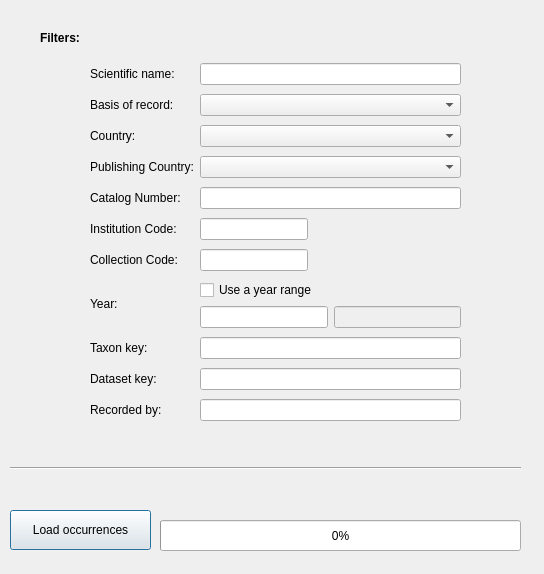
First picture: the form in GBIFOccurrences/qgis_occurrences_dialog_base.ui, repository BelgianBiodiversityPlatform/qgis-gbif-api, before the edit.
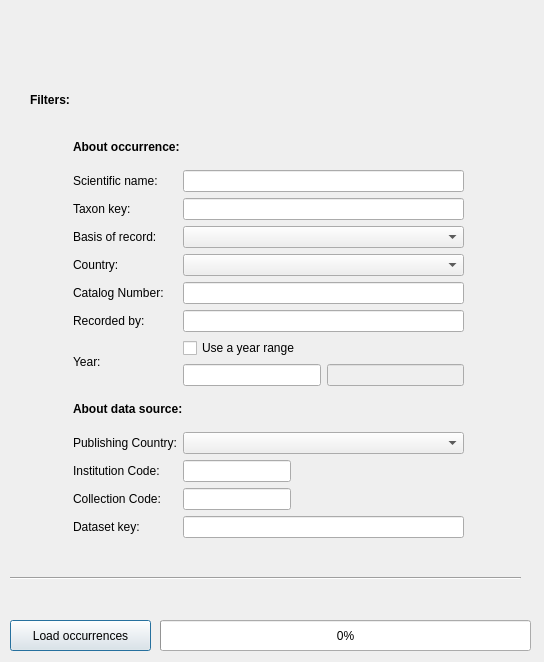
Second picture: the form after the edit.

The edit to the form file:
```diff
--- a/GBIFOccurrences/qgis_occurrences_dialog_base.ui
+++ b/GBIFOccurrences/qgis_occurrences_dialog_base.ui
@@ -7,7 +7,7 @@
     <x>0</x>
     <y>0</y>
     <width>544</width>
-    <height>574</height>
+    <height>662</height>
    </rect>
   </property>
   <property name="windowTitle">
@@ -17,8 +17,8 @@
    <property name="geometry">
     <rect>
      <x>160</x>
-     <y>520</y>
-     <width>361</width>
+     <y>620</y>
+     <width>371</width>
      <height>31</height>
     </rect>
    </property>
@@ -30,9 +30,9 @@
    <property name="geometry">
     <rect>
      <x>10</x>
-     <y>510</y>
+     <y>620</y>
      <width>141</width>
-     <height>40</height>
+     <height>31</height>
     </rect>
    </property>
    <property name="text">
@@ -55,7 +55,7 @@
    <property name="geometry">
     <rect>
      <x>20</x>
-     <y>490</y>
+     <y>600</y>
      <width>501</width>
      <height>20</height>
     </rect>
@@ -68,7 +68,7 @@
    <property name="geometry">
     <rect>
      <x>10</x>
-     <y>460</y>
+     <y>570</y>
      <width>511</width>
      <height>16</height>
     </rect>
@@ -80,10 +80,10 @@
   <widget class="QLabel" name="label_4">
    <property name="geometry">
     <rect>
-     <x>40</x>
-     <y>30</y>
+     <x>30</x>
+     <y>90</y>
      <width>62</width>
-     <height>16</height>
+     <height>20</height>
     </rect>
    </property>
    <property name="font">
@@ -100,14 +100,67 @@
   <widget class="QWidget" name="layoutWidget">
    <property name="geometry">
     <rect>
-     <x>90</x>
-     <y>60</y>
-     <width>371</width>
-     <height>366</height>
+     <x>73</x>
+     <y>130</y>
+     <width>391</width>
+     <height>408</height>
     </rect>
    </property>
    <layout class="QGridLayout" name="gridLayout">
-    <item row="6" column="0">
+    <item row="11" column="1">
+     <widget class="QLineEdit" name="institutionCodeField">
+      <property name="sizePolicy">
+       <sizepolicy hsizetype="Fixed" vsizetype="Fixed">
+        <horstretch>0</horstretch>
+        <verstretch>0</verstretch>
+       </sizepolicy>
+      </property>
+     </widget>
+    </item>
+    <item row="15" column="1">
+     <widget class="QLineEdit" name="datasetKeyField"/>
+    </item>
+    <item row="7" column="1">
+     <layout class="QGridLayout" name="gridLayout_2">
+      <item row="0" column="0">
+       <widget class="QCheckBox" name="yearRangeBox">
+        <property name="text">
+         <string>Use a year range</string>
+        </property>
+       </widget>
+      </item>
+      <item row="1" column="0">
+       <widget class="QLineEdit" name="minYearEdit"/>
+      </item>
+      <item row="1" column="1">
+       <widget class="QLineEdit" name="maxYearEdit">
+        <property name="enabled">
+         <bool>false</bool>
+        </property>
+       </widget>
+      </item>
+     </layout>
+    </item>
+    <item row="2" column="1">
+     <widget class="QLineEdit" name="taxonKeyField"/>
+    </item>
+    <item row="5" column="1">
+     <widget class="QLineEdit" name="catalogNumberField"/>
+    </item>
+    <item row="0" column="0" colspan="2">
+     <widget class="QLabel" name="label_13">
+      <property name="font">
+       <font>
+        <weight>75</weight>
+        <bold>true</bold>
+       </font>
+      </property>
+      <property name="text">
+       <string>About occurrence:</string>
+      </property>
+     </widget>
+    </item>
+    <item row="12" column="0">
      <widget class="QLabel" name="label_8">
       <property name="text">
        <string>Collection Code:</string>
@@ -115,6 +168,13 @@
      </widget>
     </item>
     <item row="2" column="0">
+     <widget class="QLabel" name="label_10">
+      <property name="text">
+       <string>Taxon key:</string>
+      </property>
+     </widget>
+    </item>
+    <item row="4" column="0">
      <widget class="QLabel" name="label_3">
       <property name="text">
        <string>Country:</string>
@@ -122,132 +182,98 @@
      </widget>
     </item>
     <item row="3" column="0">
-     <widget class="QLabel" name="label_6">
-      <property name="text">
-       <string>Publishing Country:</string>
-      </property>
-     </widget>
-    </item>
-    <item row="1" column="0">
      <widget class="QLabel" name="label_2">
       <property name="text">
        <string>Basis of record:</string>
       </property>
      </widget>
     </item>
-    <item row="5" column="1">
-     <widget class="QLineEdit" name="institutionCodeField">
-      <property name="sizePolicy">
-       <sizepolicy hsizetype="Fixed" vsizetype="Fixed">
-        <horstretch>0</horstretch>
-        <verstretch>0</verstretch>
-       </sizepolicy>
-      </property>
-     </widget>
+    <item row="6" column="1">
+     <widget class="QLineEdit" name="recordedByField"/>
     </item>
-    <item row="4" column="0">
+    <item row="5" column="0">
      <widget class="QLabel" name="label_5">
       <property name="text">
        <string>Catalog Number:</string>
       </property>
      </widget>
     </item>
-    <item row="6" column="1">
-     <widget class="QLineEdit" name="collectionCodeField">
-      <property name="sizePolicy">
-       <sizepolicy hsizetype="Fixed" vsizetype="Fixed">
-        <horstretch>0</horstretch>
-        <verstretch>0</verstretch>
-       </sizepolicy>
+    <item row="8" column="0" colspan="2">
+     <widget class="QLabel" name="label_15">
+      <property name="font">
+       <font>
+        <weight>75</weight>
+        <bold>true</bold>
+       </font>
       </property>
+      <property name="text">
+       <string>About data source:</string>
+      </property>
      </widget>
     </item>
+    <item row="7" column="0">
+     <widget class="QLabel" name="label_9">
+      <property name="text">
+       <string>Year:</string>
+      </property>
+     </widget>
+    </item>
+    <item row="4" column="1">
+     <widget class="QComboBox" name="countryComboBox"/>
+    </item>
     <item row="3" column="1">
-     <widget class="QComboBox" name="publishingCountryComboBox"/>
-    </item>
-    <item row="1" column="1">
      <widget class="QComboBox" name="basisComboBox"/>
     </item>
-    <item row="0" column="0">
+    <item row="1" column="0">
      <widget class="QLabel" name="label">
       <property name="text">
        <string>Scientific name:</string>
       </property>
      </widget>
     </item>
-    <item row="4" column="1">
-     <widget class="QLineEdit" name="catalogNumberField"/>
-    </item>
-    <item row="0" column="1">
+    <item row="1" column="1">
      <widget class="QLineEdit" name="scientificNameField"/>
     </item>
-    <item row="2" column="1">
-     <widget class="QComboBox" name="countryComboBox"/>
-    </item>
-    <item row="7" column="0">
-     <widget class="QLabel" name="label_9">
-      <property name="text">
-       <string>Year:</string>
-      </property>
-     </widget>
-    </item>
-    <item row="5" column="0">
+    <item row="11" column="0">
      <widget class="QLabel" name="label_7">
       <property name="text">
        <string>Institution Code:</string>
       </property>
      </widget>
     </item>
-    <item row="7" column="1">
-     <layout class="QGridLayout" name="gridLayout_2">
-      <item row="0" column="0">
-       <widget class="QCheckBox" name="yearRangeBox">
-        <property name="text">
-         <string>Use a year range</string>
-        </property>
-       </widget>
-      </item>
-      <item row="1" column="0">
-       <widget class="QLineEdit" name="minYearEdit"/>
-      </item>
-      <item row="1" column="1">
-       <widget class="QLineEdit" name="maxYearEdit">
-        <property name="enabled">
-         <bool>false</bool>
-        </property>
-       </widget>
-      </item>
-     </layout>
-    </item>
-    <item row="9" column="1">
-     <widget class="QLineEdit" name="datasetKeyField"/>
-    </item>
-    <item row="8" column="0">
-     <widget class="QLabel" name="label_10">
-      <property name="text">
-       <string>Taxon key:</string>
-      </property>
-     </widget>
-    </item>
-    <item row="8" column="1">
-     <widget class="QLineEdit" name="taxonKeyField"/>
-    </item>
-    <item row="9" column="0">
+    <item row="15" column="0">
      <widget class="QLabel" name="label_11">
       <property name="text">
        <string>Dataset key:</string>
       </property>
      </widget>
     </item>
-    <item row="10" column="0">
+    <item row="6" column="0">
      <widget class="QLabel" name="label_12">
       <property name="text">
        <string>Recorded by:</string>
       </property>
      </widget>
     </item>
-    <item row="10" column="1">
-     <widget class="QLineEdit" name="recordedByField"/>
+    <item row="12" column="1">
+     <widget class="QLineEdit" name="collectionCodeField">
+      <property name="sizePolicy">
+       <sizepolicy hsizetype="Fixed" vsizetype="Fixed">
+        <horstretch>0</horstretch>
+        <verstretch>0</verstretch>
+       </sizepolicy>
+      </property>
+     </widget>
+    </item>
+    <item row="9" column="1">
+     <widget class="QComboBox" name="publishingCountryComboBox"/>
+    </item>
+    <item row="9" column="0">
+     <widget class="QLabel" name="label_6">
+      <property name="text">
+       <string>Publishing Country:</string>
+      </property>
+     </widget>
     </item>
    </layout>
   </widget>
```
Left out of the diff: 1 changed line with no effect on the pictures.
